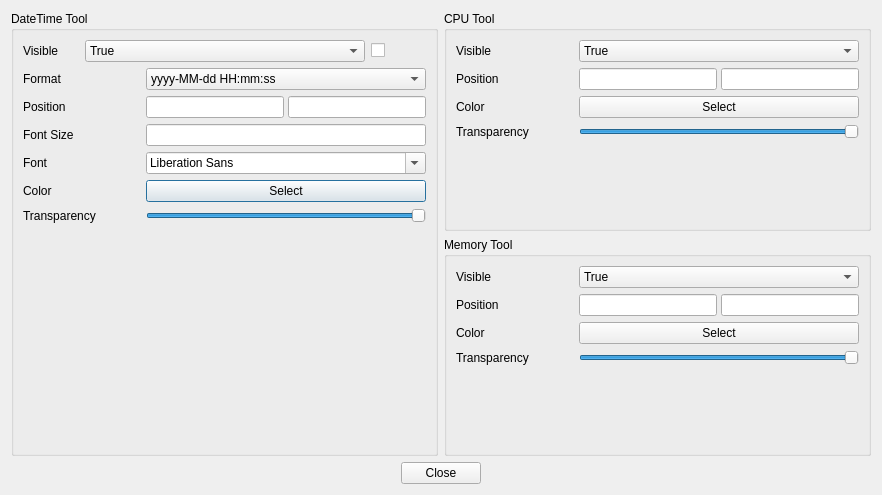
dependon/fantascene-dynamic-wallpaper, file src/othertools/othersetdialog.ui: the form before one commit.
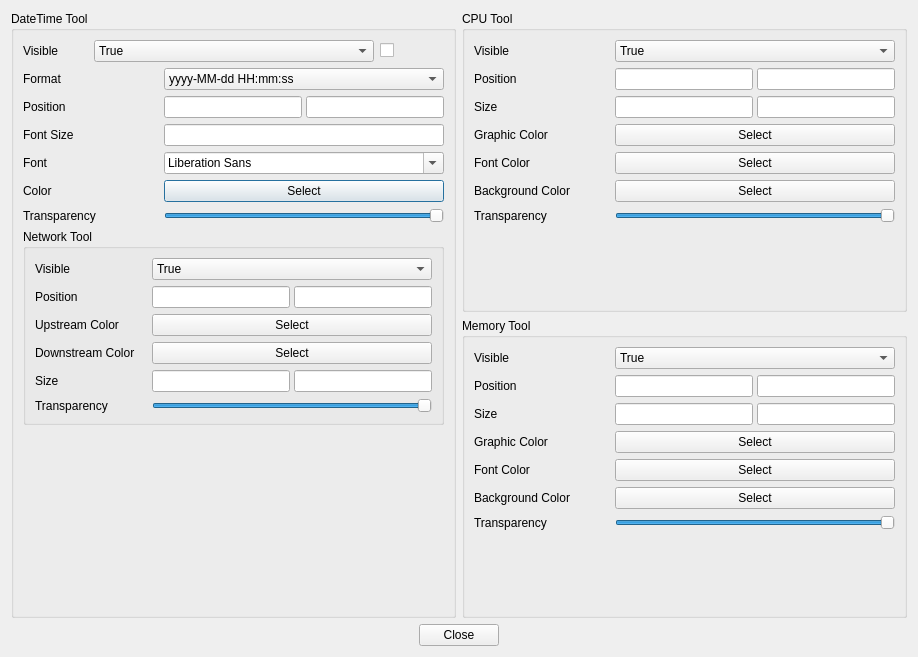
The form after the commit.

Commit message: update network tool and fix some problems

Diff of the .ui file:
```diff
--- a/src/othertools/othersetdialog.ui
+++ b/src/othertools/othersetdialog.ui
@@ -6,14 +6,14 @@
    <rect>
     <x>0</x>
     <y>0</y>
-    <width>882</width>
-    <height>495</height>
+    <width>918</width>
+    <height>657</height>
    </rect>
   </property>
   <property name="windowTitle">
    <string>Dialog</string>
   </property>
-  <layout class="QVBoxLayout" name="verticalLayout_5">
+  <layout class="QVBoxLayout" name="verticalLayout_6">
    <item>
     <layout class="QHBoxLayout" name="horizontalLayout_14">
      <item>
@@ -305,6 +305,258 @@
           </item>
          </layout>
         </item>
+        <item>
+         <widget class="QGroupBox" name="groupBox_4">
+          <property name="title">
+           <string>Network Tool</string>
+          </property>
+          <layout class="QVBoxLayout" name="verticalLayout_5">
+           <item>
+            <layout class="QHBoxLayout" name="horizontalLayout_17">
+             <item>
+              <widget class="QLabel" name="label_18">
+               <property name="text">
+                <string>Visible</string>
+               </property>
+              </widget>
+             </item>
+             <item>
+              <widget class="QComboBox" name="NetworkVcombox">
+               <property name="minimumSize">
+                <size>
+                 <width>280</width>
+                 <height>0</height>
+                </size>
+               </property>
+               <property name="maximumSize">
+                <size>
+                 <width>280</width>
+                 <height>16777215</height>
+                </size>
+               </property>
+               <property name="currentText">
+                <string>True</string>
+               </property>
+               <item>
+                <property name="text">
+                 <string>True</string>
+                </property>
+               </item>
+               <item>
+                <property name="text">
+                 <string>False</string>
+                </property>
+               </item>
+              </widget>
+             </item>
+            </layout>
+           </item>
+           <item>
+            <layout class="QHBoxLayout" name="horizontalLayout_18">
+             <property name="spacing">
+              <number>4</number>
+             </property>
+             <item>
+              <widget class="QLabel" name="label_20">
+               <property name="text">
+                <string>Position</string>
+               </property>
+              </widget>
+             </item>
+             <item>
+              <widget class="QLineEdit" name="x_network">
+               <property name="minimumSize">
+                <size>
+                 <width>138</width>
+                 <height>0</height>
+                </size>
+               </property>
+               <property name="maximumSize">
+                <size>
+                 <width>138</width>
+                 <height>16777215</height>
+                </size>
+               </property>
+              </widget>
+             </item>
+             <item>
+              <widget class="QLineEdit" name="y_network">
+               <property name="minimumSize">
+                <size>
+                 <width>138</width>
+                 <height>0</height>
+                </size>
+               </property>
+               <property name="maximumSize">
+                <size>
+                 <width>138</width>
+                 <height>16777215</height>
+                </size>
+               </property>
+              </widget>
+             </item>
+            </layout>
+           </item>
+           <item>
+            <layout class="QHBoxLayout" name="horizontalLayout_Color_4">
+             <item>
+              <widget class="QLabel" name="label_19">
+               <property name="text">
+                <string>Upstream Color</string>
+               </property>
+              </widget>
+             </item>
+             <item>
+              <widget class="QPushButton" name="selectBtn_networkUp">
+               <property name="minimumSize">
+                <size>
+                 <width>280</width>
+                 <height>0</height>
+                </size>
+               </property>
+               <property name="maximumSize">
+                <size>
+                 <width>280</width>
+                 <height>16777215</height>
+                </size>
+               </property>
+               <property name="text">
+                <string>Select</string>
+               </property>
+              </widget>
+             </item>
+            </layout>
+           </item>
+           <item>
+            <layout class="QHBoxLayout" name="horizontalLayout_Color_5">
+             <item>
+              <widget class="QLabel" name="label_23">
+               <property name="text">
+                <string>Downstream Color</string>
+               </property>
+              </widget>
+             </item>
+             <item>
+              <widget class="QPushButton" name="selectBtn_networkDown">
+               <property name="minimumSize">
+                <size>
+                 <width>280</width>
+                 <height>0</height>
+                </size>
+               </property>
+               <property name="maximumSize">
+                <size>
+                 <width>280</width>
+                 <height>16777215</height>
+                </size>
+               </property>
+               <property name="text">
+                <string>Select</string>
+               </property>
+              </widget>
+             </item>
+            </layout>
+           </item>
+           <item>
+            <layout class="QHBoxLayout" name="horizontalLayout_19">
+             <property name="spacing">
+              <number>4</number>
+             </property>
+             <item>
+              <widget class="QLabel" name="label_21">
+               <property name="text">
+                <string>Size</string>
+               </property>
+              </widget>
+             </item>
+             <item>
+              <widget class="QLineEdit" name="width_network">
+               <property name="minimumSize">
+                <size>
+                 <width>138</width>
+                 <height>0</height>
+                </size>
+               </property>
+               <property name="maximumSize">
+                <size>
+                 <width>138</width>
+                 <height>16777215</height>
+                </size>
+               </property>
+              </widget>
+             </item>
+             <item>
+              <widget class="QLineEdit" name="height_network">
+               <property name="minimumSize">
+                <size>
+                 <width>138</width>
+                 <height>0</height>
+                </size>
+               </property>
+               <property name="maximumSize">
+                <size>
+                 <width>138</width>
+                 <height>16777215</height>
+                </size>
+               </property>
+              </widget>
+             </item>
+            </layout>
+           </item>
+           <item>
+            <layout class="QHBoxLayout" name="horizontalLayout_20">
+             <property name="leftMargin">
+              <number>0</number>
+             </property>
+             <property name="topMargin">
+              <number>0</number>
+             </property>
+             <property name="rightMargin">
+              <number>0</number>
+             </property>
+             <property name="bottomMargin">
+              <number>0</number>
+             </property>
+             <item>
+              <widget class="QLabel" name="label_22">
+               <property name="text">
+                <string>Transparency</string>
+               </property>
+              </widget>
+             </item>
+             <item>
+              <widget class="QSlider" name="trSlider_network">
+               <property name="minimumSize">
+                <size>
+                 <width>280</width>
+                 <height>0</height>
+                </size>
+               </property>
+               <property name="maximumSize">
+                <size>
+                 <width>280</width>
+                 <height>16777215</height>
+                </size>
+               </property>
+               <property name="minimum">
+                <number>1</number>
+               </property>
+               <property name="maximum">
+                <number>255</number>
+               </property>
+               <property name="value">
+                <number>255</number>
+               </property>
+               <property name="orientation">
+                <enum>Qt::Horizontal</enum>
+               </property>
+              </widget>
+             </item>
+            </layout>
+           </item>
+          </layout>
+         </widget>
+        </item>
         <item>
          <spacer name="verticalSpacer">
           <property name="orientation">
@@ -415,12 +667,58 @@
             </item>
            </layout>
           </item>
+          <item>
+           <layout class="QHBoxLayout" name="horizontalLayout_15">
+            <property name="spacing">
+             <number>4</number>
+            </property>
+            <item>
+             <widget class="QLabel" name="label_16">
+              <property name="text">
+               <string>Size</string>
+              </property>
+             </widget>
+            </item>
+            <item>
+             <widget class="QLineEdit" name="width_cpu">
+              <property name="minimumSize">
+               <size>
+                <width>138</width>
+                <height>0</height>
+               </size>
+              </property>
+              <property name="maximumSize">
+               <size>
+                <width>138</width>
+                <height>16777215</height>
+               </size>
+              </property>
+             </widget>
+            </item>
+            <item>
+             <widget class="QLineEdit" name="height_cpu">
+              <property name="minimumSize">
+               <size>
+                <width>138</width>
+                <height>0</height>
+               </size>
+              </property>
+              <property name="maximumSize">
+               <size>
+                <width>138</width>
+                <height>16777215</height>
+               </size>
+              </property>
+             </widget>
+            </item>
+           </layout>
+          </item>
           <item>
            <layout class="QHBoxLayout" name="horizontalLayout_Color_2">
             <item>
              <widget class="QLabel" name="label_10">
               <property name="text">
-               <string>Color</string>
+               <string>Graphic Color</string>
               </property>
              </widget>
             </item>
@@ -445,6 +743,66 @@
             </item>
            </layout>
           </item>
+          <item>
+           <layout class="QHBoxLayout" name="horizontalLayout_Color_6">
+            <item>
+             <widget class="QLabel" name="label_24">
+              <property name="text">
+               <string>Font Color</string>
+              </property>
+             </widget>
+            </item>
+            <item>
+             <widget class="QPushButton" name="selectBtn_cpu_2">
+              <property name="minimumSize">
+               <size>
+                <width>280</width>
+                <height>0</height>
+               </size>
+              </property>
+              <property name="maximumSize">
+               <size>
+                <width>280</width>
+                <height>16777215</height>
+               </size>
+              </property>
+              <property name="text">
+               <string>Select</string>
+              </property>
+             </widget>
+            </item>
+           </layout>
+          </item>
+          <item>
+           <layout class="QHBoxLayout" name="horizontalLayout_Color_7">
+            <item>
+             <widget class="QLabel" name="label_25">
+              <property name="text">
+               <string>Background Color</string>
+              </property>
+             </widget>
+            </item>
+            <item>
+             <widget class="QPushButton" name="selectBtn_cpu_3">
+              <property name="minimumSize">
+               <size>
+                <width>280</width>
+                <height>0</height>
+               </size>
+              </property>
+              <property name="maximumSize">
+               <size>
+                <width>280</width>
+                <height>16777215</height>
+               </size>
+              </property>
+              <property name="text">
+               <string>Select</string>
+              </property>
+             </widget>
+            </item>
+           </layout>
+          </item>
           <item>
            <layout class="QHBoxLayout" name="horizontalLayout_10">
             <property name="leftMargin">
@@ -604,12 +962,58 @@
             </item>
            </layout>
           </item>
+          <item>
+           <layout class="QHBoxLayout" name="horizontalLayout_16">
+            <property name="spacing">
+             <number>4</number>
+            </property>
+            <item>
+             <widget class="QLabel" name="label_17">
+              <property name="text">
+               <string>Size</string>
+              </property>
+             </widget>
+            </item>
+            <item>
+             <widget class="QLineEdit" name="width_memory">
+              <property name="minimumSize">
+               <size>
+                <width>138</width>
+                <height>0</height>
+               </size>
+              </property>
+              <property name="maximumSize">
+               <size>
+                <width>138</width>
+                <height>16777215</height>
+               </size>
+              </property>
+             </widget>
+            </item>
+            <item>
+             <widget class="QLineEdit" name="height_memory">
+              <property name="minimumSize">
+               <size>
+                <width>138</width>
+                <height>0</height>
+               </size>
+              </property>
+              <property name="maximumSize">
+               <size>
+                <width>138</width>
+                <height>16777215</height>
+               </size>
+              </property>
+             </widget>
+            </item>
+           </layout>
+          </item>
           <item>
            <layout class="QHBoxLayout" name="horizontalLayout_Color_3">
             <item>
              <widget class="QLabel" name="label_13">
               <property name="text">
-               <string>Color</string>
+               <string>Graphic Color</string>
               </property>
              </widget>
             </item>
@@ -634,6 +1038,66 @@
             </item>
            </layout>
           </item>
+          <item>
+           <layout class="QHBoxLayout" name="horizontalLayout_Color_8">
+            <item>
+             <widget class="QLabel" name="label_26">
+              <property name="text">
+               <string>Font Color</string>
+              </property>
+             </widget>
+            </item>
+            <item>
+             <widget class="QPushButton" name="selectBtn_memory_2">
+              <property name="minimumSize">
+               <size>
+                <width>280</width>
+                <height>0</height>
+               </size>
+              </property>
+              <property name="maximumSize">
+               <size>
+                <width>280</width>
+                <height>16777215</height>
+               </size>
+              </property>
+              <property name="text">
+               <string>Select</string>
+              </property>
+             </widget>
+            </item>
+           </layout>
+          </item>
+          <item>
+           <layout class="QHBoxLayout" name="horizontalLayout_Color_9">
+            <item>
+             <widget class="QLabel" name="label_27">
+              <property name="text">
+               <string>Background Color</string>
+              </property>
+             </widget>
+            </item>
+            <item>
+             <widget class="QPushButton" name="selectBtn_memory_3">
+              <property name="minimumSize">
+               <size>
+                <width>280</width>
+                <height>0</height>
+               </size>
+              </property>
+              <property name="maximumSize">
+               <size>
+                <width>280</width>
+                <height>16777215</height>
+               </size>
+              </property>
+              <property name="text">
+               <string>Select</string>
+              </property>
+             </widget>
+            </item>
+           </layout>
+          </item>
           <item>
            <layout class="QHBoxLayout" name="horizontalLayout_13">
             <property name="leftMargin">
```
The commit also changes 15 other files.
